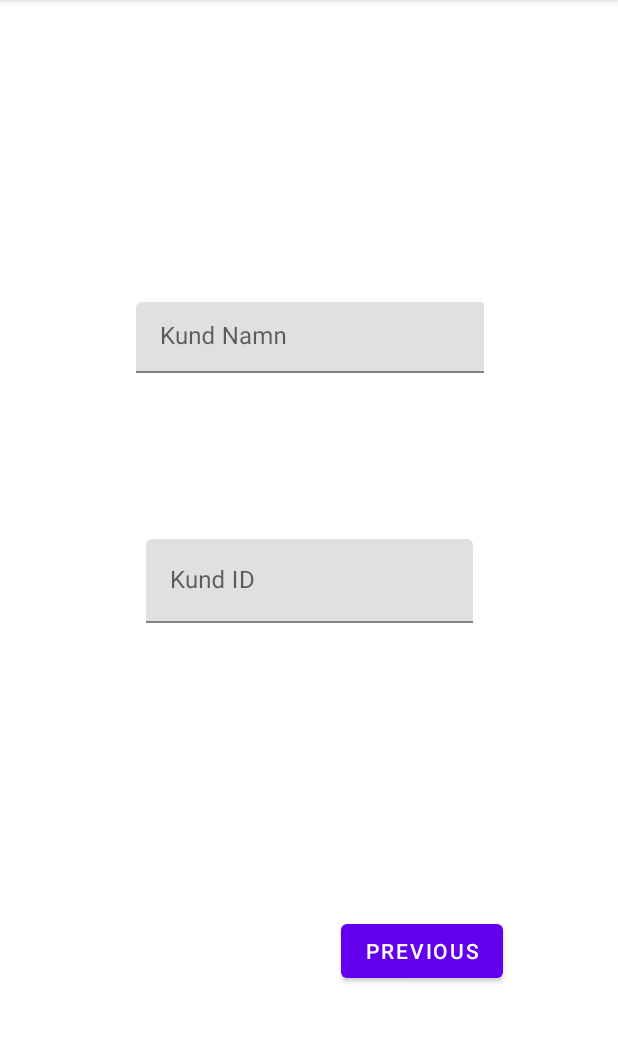
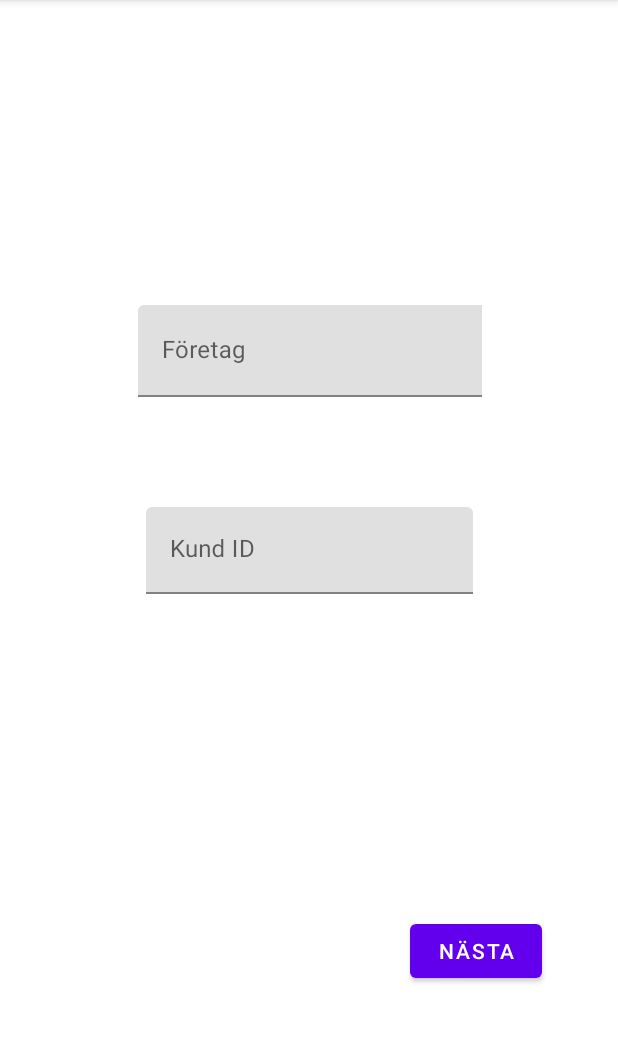
Before and after one commit to Alburrito18/FloppyDisk, an Android app: the SecondFragment screen opened through its navigation route, on a phone screen of 412 x 824 dp, the part 84-1127 px from its top. Run offline under Robolectric (Android 15) with nearby library versions, the phone set to English and light mode, and no system bars.

Commit message:
personalinfo
fix

```diff
--- a/app/src/main/java/com/example/intehora/SecondFragment.java
+++ b/app/src/main/java/com/example/intehora/SecondFragment.java
@@ -29,9 +29,10 @@ public class SecondFragment extends Fragment {
             @Override
             public void onClick(View view) {
                 NavHostFragment.findNavController(SecondFragment.this)
-                        .navigate(R.id.action_SecondFragment_to_FirstFragment);
+                        .navigate(R.id.action_SecondFragment_to_personalInfo);
             }
         });
+
     }
     //hej hallå
 }
--- a/app/src/main/res/layout/fragment_second.xml
+++ b/app/src/main/res/layout/fragment_second.xml
@@ -12,15 +12,16 @@
         android:layout_height="wrap_content"
         android:layout_marginStart="150dp"
         android:layout_marginTop="500dp"
-        android:text="@string/previous"
+        android:text="@string/n_sta"
         app:layout_constraintBottom_toBottomOf="parent"
         app:layout_constraintEnd_toEndOf="parent"
+        app:layout_constraintHorizontal_bias="0.71"
         app:layout_constraintStart_toStartOf="parent"
         app:layout_constraintTop_toTopOf="parent" />
 
     <com.google.android.material.textfield.TextInputLayout
-        android:layout_width="232dp"
-        android:layout_height="65dp"
+        android:layout_width="229dp"
+        android:layout_height="61dp"
         android:layout_marginBottom="300dp"
         app:layout_constraintBottom_toBottomOf="parent"
         app:layout_constraintEnd_toEndOf="parent"
@@ -30,8 +31,8 @@
 
         <com.google.android.material.textfield.TextInputEditText
             android:layout_width="233dp"
-            android:layout_height="47dp"
-            android:hint="@string/kund_namn" />
+            android:layout_height="match_parent"
+            android:hint="@string/f_retag" />
     </com.google.android.material.textfield.TextInputLayout>
 
     <com.google.android.material.textfield.TextInputLayout
@@ -42,11 +43,13 @@
         app:layout_constraintBottom_toBottomOf="parent"
         app:layout_constraintEnd_toEndOf="parent"
         app:layout_constraintStart_toStartOf="parent"
-        app:layout_constraintTop_toTopOf="parent">
+        app:layout_constraintTop_toTopOf="parent"
+        app:layout_constraintVertical_bias="0.47000003">
 
         <com.google.android.material.textfield.TextInputEditText
             android:layout_width="match_parent"
-            android:layout_height="wrap_content"
+            android:layout_height="match_parent"
             android:hint="@string/kund_id" />
     </com.google.android.material.textfield.TextInputLayout>
+
 </androidx.constraintlayout.widget.ConstraintLayout>
--- a/app/src/main/res/navigation/nav_graph.xml
+++ b/app/src/main/res/navigation/nav_graph.xml
@@ -24,5 +24,17 @@
         <action
             android:id="@+id/action_SecondFragment_to_FirstFragment"
             app:destination="@id/FirstFragment" />
+        <action
+            android:id="@+id/action_SecondFragment_to_personalInfo"
+            app:destination="@id/personalInfo" />
+    </fragment>
+    <fragment
+        android:id="@+id/personalInfo"
+        android:name="com.example.intehora.PersonalInfo"
+        android:label="fragment_personal_info"
+        tools:layout="@layout/fragment_personal_info" >
+        <action
+            android:id="@+id/action_personalInfo_to_SecondFragment"
+            app:destination="@id/SecondFragment" />
     </fragment>
 </navigation>
--- a/app/src/main/res/values/strings.xml
+++ b/app/src/main/res/values/strings.xml
@@ -13,4 +13,13 @@
     <string name="l_gg_till_ny_best_llning">Lägg till ny beställning</string>
     <string name="kund_namn">Kund Namn</string>
     <string name="kund_id">Kund ID</string>
+    <string name="n_sta">Nästa</string>
+    <string name="f_retag">Företag</string>
+    <!-- TODO: Remove or change this placeholder text -->
+    <string name="hello_blank_fragment">Hello blank fragment</string>
+    <string name="f_delsenummer">Födelsenummer</string>
+    <string name="avdelning">Avdelning</string>
+    <string name="efternamn">Efternamn</string>
+    <string name="f_rnamn">Förnamn</string>
+    <string name="h_rmed_godk_nner_jag_att_mina_ronavtryck_och_personuppgifter_sparas_f_r_ny_och_efterbest_llning_av_formgjutna_produkter_fr_n_hear_nordic">Härmed godkänner jag att mina öronavtryck och personuppgifter sparas för ny och efterbeställning av formgjutna produkter från HEAR Nordic.</string>
 </resources>
```
Also changed, not shown: app/src/main/java/com/example/intehora/PersonalInfo.java (added, +64 -0 lines), app/src/main/res/layout/fragment_personal_info.xml (added, +96 -0 lines).
